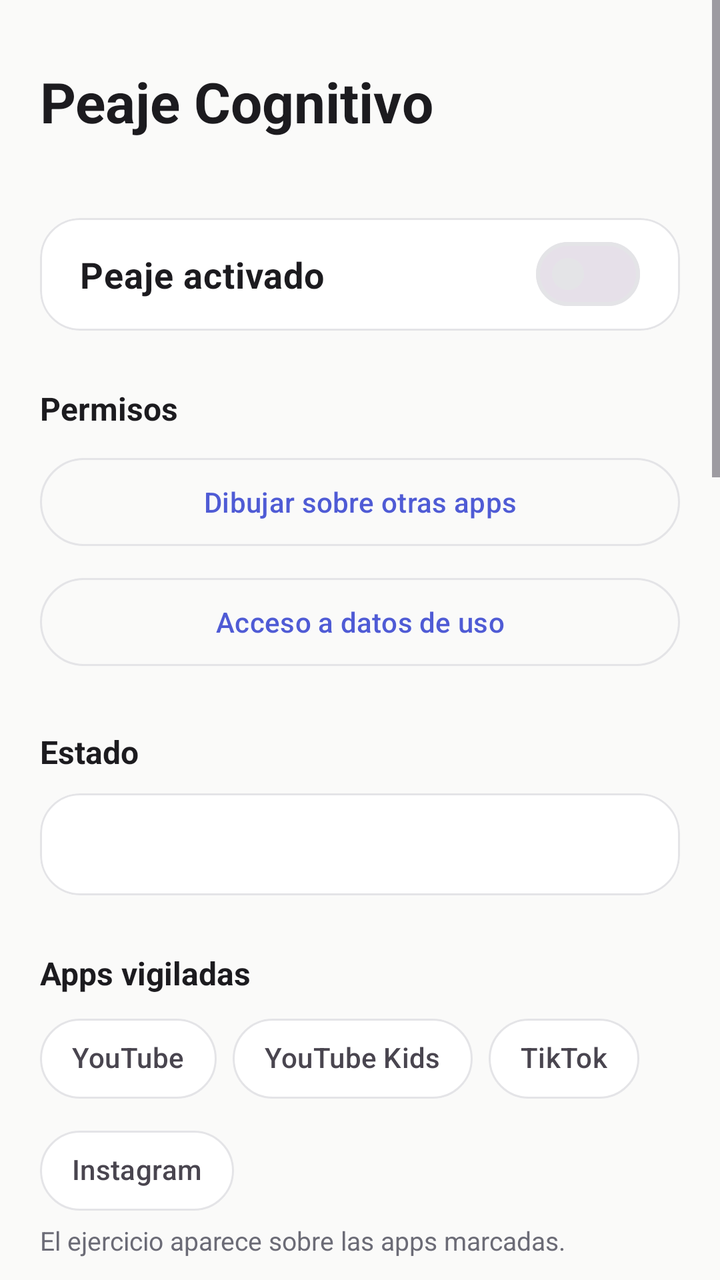
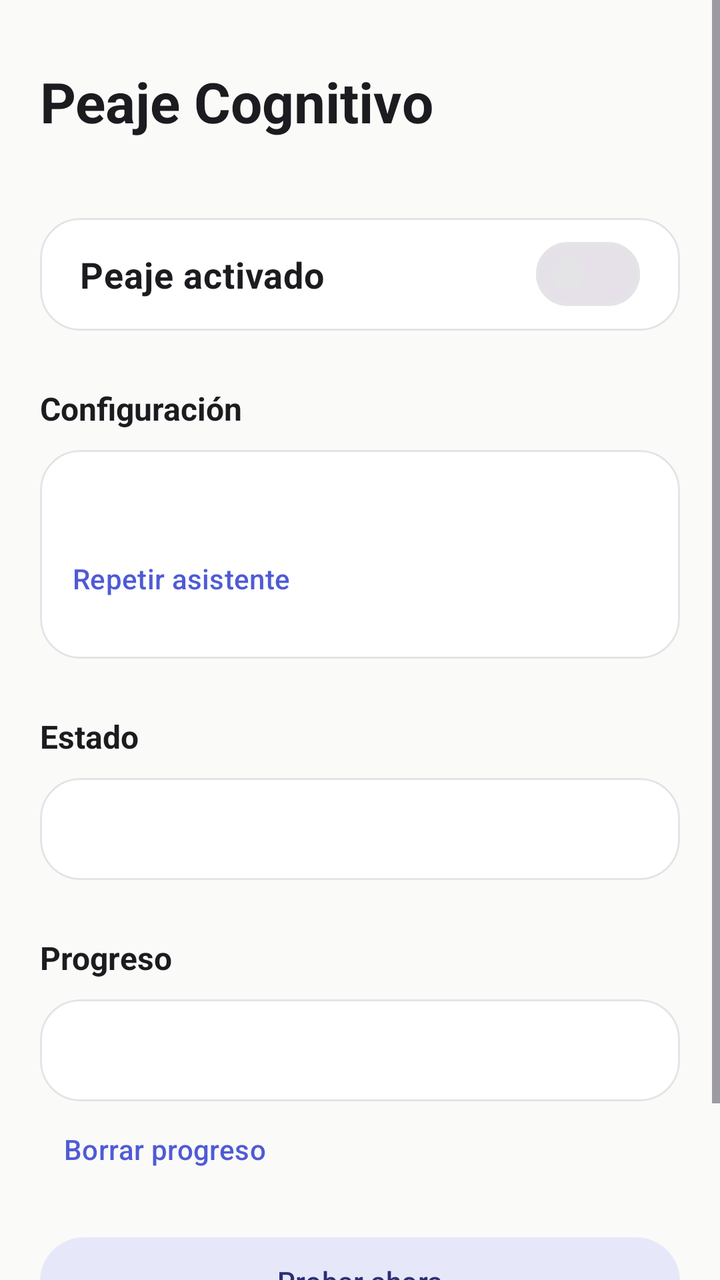

Screens rendered from an Android XML layout before and after an edit, with the pre-edit source and the edit as a unified diff.
<!-- AndroidManifest.xml: application theme Theme.PeajeCognitivo -->
<!-- res/layout/activity_main.xml -->
<?xml version="1.0" encoding="utf-8"?>
<ScrollView xmlns:android="http://schemas.android.com/apk/res/android"
    xmlns:app="http://schemas.android.com/apk/res-auto"
    android:layout_width="match_parent"
    android:layout_height="match_parent"
    android:background="@color/background"
    android:fillViewport="true">

    <LinearLayout
        android:layout_width="match_parent"
        android:layout_height="wrap_content"
        android:orientation="vertical"
        android:padding="20dp">

        
        <TextView
            android:layout_width="wrap_content"
            android:layout_height="wrap_content"
            android:layout_marginTop="12dp"
            android:text="Peaje Cognitivo"
            android:textColor="@color/text_primary"
            android:textSize="28sp"
            android:textStyle="bold" />

        <TextView
            android:id="@+id/tvVersion"
            android:layout_width="wrap_content"
            android:layout_height="wrap_content"
            android:layout_marginTop="2dp"
            android:layout_marginBottom="20dp"
            android:textColor="@color/text_hint"
            android:textSize="13sp" />

        
        <com.google.android.material.card.MaterialCardView
            style="?attr/materialCardViewOutlinedStyle"
            android:layout_width="match_parent"
            android:layout_height="wrap_content"
            app:cardBackgroundColor="@color/surface"
            app:cardCornerRadius="20dp"
            app:cardElevation="0dp"
            app:strokeColor="@color/outline"
            app:strokeWidth="1dp">

            <com.google.android.material.materialswitch.MaterialSwitch
                android:id="@+id/swActivo"
                android:layout_width="match_parent"
                android:layout_height="wrap_content"
                android:paddingHorizontal="20dp"
                android:paddingVertical="16dp"
                android:text="Peaje activado"
                android:textColor="@color/text_primary"
                android:textSize="18sp"
                android:textStyle="bold" />
        </com.google.android.material.card.MaterialCardView>

        
        <TextView
            style="@style/Text.Section"
            android:layout_width="wrap_content"
            android:layout_height="wrap_content"
            android:layout_marginTop="28dp"
            android:text="Permisos" />

        <com.google.android.material.button.MaterialButton
            android:id="@+id/btnEnableOverlay"
            style="@style/Widget.Material3.Button.OutlinedButton"
            android:layout_width="match_parent"
            android:layout_height="wrap_content"
            android:layout_marginTop="10dp"
            android:minHeight="52dp"
            android:text="Dibujar sobre otras apps" />

        <com.google.android.material.button.MaterialButton
            android:id="@+id/btnUsoPermiso"
            style="@style/Widget.Material3.Button.OutlinedButton"
            android:layout_width="match_parent"
            android:layout_height="wrap_content"
            android:layout_marginTop="8dp"
            android:minHeight="52dp"
            android:text="Acceso a datos de uso" />

        
        <TextView
            style="@style/Text.Section"
            android:layout_width="wrap_content"
            android:layout_height="wrap_content"
            android:layout_marginTop="28dp"
            android:text="Estado" />

        <com.google.android.material.card.MaterialCardView
            style="?attr/materialCardViewOutlinedStyle"
            android:layout_width="match_parent"
            android:layout_height="wrap_content"
            android:layout_marginTop="10dp"
            app:cardBackgroundColor="@color/surface"
            app:cardCornerRadius="20dp"
            app:cardElevation="0dp"
            app:strokeColor="@color/outline"
            app:strokeWidth="1dp">

            <TextView
                android:id="@+id/tvEstado"
                android:layout_width="match_parent"
                android:layout_height="wrap_content"
                android:lineSpacingMultiplier="1.25"
                android:padding="16dp"
                android:textColor="@color/text_secondary"
                android:textSize="14sp" />
        </com.google.android.material.card.MaterialCardView>

        
        <TextView
            style="@style/Text.Section"
            android:layout_width="wrap_content"
            android:layout_height="wrap_content"
            android:layout_marginTop="28dp"
            android:text="Apps vigiladas" />

        <com.google.android.material.chip.ChipGroup
            android:layout_width="match_parent"
            android:layout_height="wrap_content"
            android:layout_marginTop="8dp">

            <com.google.android.material.chip.Chip
                android:id="@+id/chAppYoutube"
                android:layout_width="wrap_content"
                android:layout_height="wrap_content"
                android:checkable="true"
                android:text="YouTube" />

            <com.google.android.material.chip.Chip
                android:id="@+id/chAppYoutubeKids"
                android:layout_width="wrap_content"
                android:layout_height="wrap_content"
                android:checkable="true"
                android:text="YouTube Kids" />

            <com.google.android.material.chip.Chip
                android:id="@+id/chAppTiktok"
                android:layout_width="wrap_content"
                android:layout_height="wrap_content"
                android:checkable="true"
                android:text="TikTok" />

            <com.google.android.material.chip.Chip
                android:id="@+id/chAppInstagram"
                android:layout_width="wrap_content"
                android:layout_height="wrap_content"
                android:checkable="true"
                android:text="Instagram" />
        </com.google.android.material.chip.ChipGroup>

        <TextView
            style="@style/Text.Caption"
            android:layout_width="wrap_content"
            android:layout_height="wrap_content"
            android:layout_marginTop="2dp"
            android:text="El ejercicio aparece sobre las apps marcadas." />

        
        <TextView
            style="@style/Text.Section"
            android:layout_width="wrap_content"
            android:layout_height="wrap_content"
            android:layout_marginTop="28dp"
            android:text="Tiempo entre ejercicios" />

        <LinearLayout
            android:layout_width="match_parent"
            android:layout_height="wrap_content"
            android:layout_marginTop="10dp"
            android:orientation="horizontal">

            <com.google.android.material.textfield.TextInputLayout
                style="?attr/textInputOutlinedStyle"
                android:layout_width="0dp"
                android:layout_height="wrap_content"
                android:layout_weight="1"
                android:hint="Min"
                app:boxCornerRadiusBottomEnd="16dp"
                app:boxCornerRadiusBottomStart="16dp"
                app:boxCornerRadiusTopEnd="16dp"
                app:boxCornerRadiusTopStart="16dp">

                <com.google.android.material.textfield.TextInputEditText
                    android:id="@+id/etMinutes"
                    android:layout_width="match_parent"
                    android:layout_height="wrap_content"
                    android:importantForAutofill="no"
                    android:inputType="number"
                    android:maxLength="3" />
            </com.google.android.material.textfield.TextInputLayout>

            <com.google.android.material.textfield.TextInputLayout
                style="?attr/textInputOutlinedStyle"
                android:layout_width="0dp"
                android:layout_height="wrap_content"
                android:layout_marginStart="8dp"
                android:layout_weight="1"
                android:hint="Seg"
                app:boxCornerRadiusBottomEnd="16dp"
                app:boxCornerRadiusBottomStart="16dp"
                app:boxCornerRadiusTopEnd="16dp"
                app:boxCornerRadiusTopStart="16dp">

                <com.google.android.material.textfield.TextInputEditText
                    android:id="@+id/etSeconds"
                    android:layout_width="match_parent"
                    android:layout_height="wrap_content"
                    android:importantForAutofill="no"
                    android:inputType="number"
                    android:maxLength="2" />
            </com.google.android.material.textfield.TextInputLayout>

            <com.google.android.material.textfield.TextInputLayout
                style="?attr/textInputOutlinedStyle"
                android:layout_width="0dp"
                android:layout_height="wrap_content"
                android:layout_marginStart="8dp"
                android:layout_weight="1.4"
                android:hint="Seguidos"
                app:boxCornerRadiusBottomEnd="16dp"
                app:boxCornerRadiusBottomStart="16dp"
                app:boxCornerRadiusTopEnd="16dp"
                app:boxCornerRadiusTopStart="16dp">

                <com.google.android.material.textfield.TextInputEditText
                    android:id="@+id/etSerie"
                    android:layout_width="match_parent"
                    android:layout_height="wrap_content"
                    android:importantForAutofill="no"
                    android:inputType="number"
                    android:maxLength="2" />
            </com.google.android.material.textfield.TextInputLayout>
        </LinearLayout>

        <com.google.android.material.button.MaterialButton
            android:id="@+id/btnSaveInterval"
            android:layout_width="match_parent"
            android:layout_height="wrap_content"
            android:layout_marginTop="4dp"
            android:minHeight="52dp"
            android:text="Guardar" />

        <TextView
            android:id="@+id/tvIntervalCurrent"
            style="@style/Text.Caption"
            android:layout_width="wrap_content"
            android:layout_height="wrap_content"
            android:layout_marginTop="8dp" />

        <com.google.android.material.materialswitch.MaterialSwitch
            android:id="@+id/swSoloReproduciendo"
            android:layout_width="match_parent"
            android:layout_height="wrap_content"
            android:layout_marginTop="8dp"
            android:text="Contar solo mientras suena audio"
            android:textColor="@color/text_primary"
            android:textSize="15sp" />

        
        <TextView
            style="@style/Text.Section"
            android:layout_width="wrap_content"
            android:layout_height="wrap_content"
            android:layout_marginTop="28dp"
            android:text="Tipos de ejercicio" />

        <com.google.android.material.chip.ChipGroup
            android:layout_width="match_parent"
            android:layout_height="wrap_content"
            android:layout_marginTop="8dp">

            <com.google.android.material.chip.Chip
                android:id="@+id/cbSuma"
                android:layout_width="wrap_content"
                android:layout_height="wrap_content"
                android:checkable="true"
                android:text="Sumas" />

            <com.google.android.material.chip.Chip
                android:id="@+id/cbResta"
                android:layout_width="wrap_content"
                android:layout_height="wrap_content"
                android:checkable="true"
                android:text="Restas" />

            <com.google.android.material.chip.Chip
                android:id="@+id/cbContar"
                android:layout_width="wrap_content"
                android:layout_height="wrap_content"
                android:checkable="true"
                android:text="Contar" />
        </com.google.android.material.chip.ChipGroup>

        
        <com.google.android.material.chip.ChipGroup
            android:id="@+id/cgModulos"
            android:layout_width="match_parent"
            android:layout_height="wrap_content" />

        <TextView
            style="@style/Text.Caption"
            android:layout_width="wrap_content"
            android:layout_height="wrap_content"
            android:layout_marginTop="4dp"
            android:text="Si elegís varios, salen mezclados." />

        
        <TextView
            style="@style/Text.Section"
            android:layout_width="wrap_content"
            android:layout_height="wrap_content"
            android:layout_marginTop="28dp"
            android:text="Dificultad" />

        <com.google.android.material.chip.ChipGroup
            android:id="@+id/cgNivel"
            android:layout_width="match_parent"
            android:layout_height="wrap_content"
            android:layout_marginTop="8dp"
            app:selectionRequired="true"
            app:singleSelection="true">

            <com.google.android.material.chip.Chip
                android:id="@+id/chNivel1"
                android:layout_width="wrap_content"
                android:layout_height="wrap_content"
                android:checkable="true"
                android:text="Fácil" />

            <com.google.android.material.chip.Chip
                android:id="@+id/chNivel2"
                android:layout_width="wrap_content"
                android:layout_height="wrap_content"
                android:checkable="true"
                android:text="Medio" />

            <com.google.android.material.chip.Chip
                android:id="@+id/chNivel3"
                android:layout_width="wrap_content"
                android:layout_height="wrap_content"
                android:checkable="true"
                android:text="Difícil" />
        </com.google.android.material.chip.ChipGroup>

        
        <com.google.android.material.chip.Chip
            android:id="@+id/cbVoz"
            android:layout_width="wrap_content"
            android:layout_height="wrap_content"
            android:layout_marginTop="12dp"
            android:checkable="true"
            android:text="Leer en voz alta" />

        
        <TextView
            style="@style/Text.Section"
            android:layout_width="wrap_content"
            android:layout_height="wrap_content"
            android:layout_marginTop="28dp"
            android:text="Progreso" />

        <com.google.android.material.card.MaterialCardView
            style="?attr/materialCardViewOutlinedStyle"
            android:layout_width="match_parent"
            android:layout_height="wrap_content"
            android:layout_marginTop="10dp"
            app:cardBackgroundColor="@color/surface"
            app:cardCornerRadius="20dp"
            app:cardElevation="0dp"
            app:strokeColor="@color/outline"
            app:strokeWidth="1dp">

            <TextView
                android:id="@+id/tvHistorial"
                android:layout_width="match_parent"
                android:layout_height="wrap_content"
                android:lineSpacingMultiplier="1.25"
                android:padding="16dp"
                android:textColor="@color/text_secondary"
                android:textSize="14sp" />
        </com.google.android.material.card.MaterialCardView>

        <com.google.android.material.button.MaterialButton
            android:id="@+id/btnBorrarHistorial"
            style="@style/Widget.Material3.Button.TextButton"
            android:layout_width="wrap_content"
            android:layout_height="wrap_content"
            android:text="Borrar progreso" />

        
        <com.google.android.material.button.MaterialButton
            android:id="@+id/btnPin"
            style="@style/Widget.Material3.Button.OutlinedButton"
            android:layout_width="match_parent"
            android:layout_height="wrap_content"
            android:layout_marginTop="24dp"
            android:minHeight="52dp"
            android:text="Cambiar PIN de padres" />

        <com.google.android.material.button.MaterialButton
            android:id="@+id/btnModulos"
            style="@style/Widget.Material3.Button.OutlinedButton"
            android:layout_width="match_parent"
            android:layout_height="wrap_content"
            android:layout_marginTop="8dp"
            android:minHeight="52dp"
            android:text="Importar módulos" />

        <com.google.android.material.button.MaterialButton
            android:id="@+id/btnTestOverlay"
            style="@style/Widget.Material3.Button.TonalButton"
            android:layout_width="match_parent"
            android:layout_height="wrap_content"
            android:layout_marginTop="8dp"
            android:minHeight="52dp"
            android:text="Probar ahora" />

        <com.google.android.material.button.MaterialButton
            android:id="@+id/btnVerRegistro"
            style="@style/Widget.Material3.Button.TextButton"
            android:layout_width="wrap_content"
            android:layout_height="wrap_content"
            android:text="Ver registro (diagnóstico)" />

        <TextView
            style="@style/Text.Caption"
            android:layout_width="match_parent"
            android:layout_height="wrap_content"
            android:layout_marginTop="20dp"
            android:layout_marginBottom="16dp"
            android:lineSpacingMultiplier="1.3"
            android:text="1. Dar los dos permisos\n2. Elegir tiempo y tipos de ejercicio\n3. Abrir YouTube: el ejercicio aparece pasado el tiempo elegido" />

    </LinearLayout>
</ScrollView>
<!-- resources referenced by this layout -->
<resources>
  <color name="background">#FFFAFAF9</color>
  <color name="outline">#FFE4E4E7</color>
  <color name="surface">#FFFFFFFF</color>
  <color name="text_hint">#FF9A9AA5</color>
  <color name="text_primary">#FF1C1B1F</color>
  <color name="text_secondary">#FF6B6B76</color>
  <style name="Text.Caption" parent="">
          <item name="android:textColor">@color/text_secondary</item>
          <item name="android:textSize">13sp</item>
      </style>
  <style name="Text.Section" parent="">
          <item name="android:textColor">@color/text_primary</item>
          <item name="android:textSize">16sp</item>
          <item name="android:textStyle">bold</item>
      </style>
  <style name="Theme.PeajeCognitivo" parent="Theme.Material3.Light.NoActionBar">
          <item name="colorPrimary">@color/accent</item>
          <item name="colorOnPrimary">@color/white</item>
          <item name="colorPrimaryContainer">@color/accent_container</item>
          <item name="colorOnPrimaryContainer">@color/accent_on_container</item>
          <item name="colorSecondaryContainer">@color/accent_container</item>
          <item name="colorOnSecondaryContainer">@color/accent_on_container</item>
          <item name="colorSurface">@color/surface</item>
          <item name="colorOutline">@color/outline</item>
          <item name="android:colorBackground">@color/background</item>
          <item name="android:statusBarColor">@color/background</item>
          <item name="android:navigationBarColor">@color/background</item>
          <item name="android:windowLightStatusBar">true</item>
          <item name="chipStyle">@style/Widget.Peaje.Chip</item>
      </style>
  <color name="accent">#FF4F5BD5</color>
  <color name="white">#FFFFFFFF</color>
  <color name="accent_container">#FFE6E8FA</color>
  <color name="accent_on_container">#FF2A2F73</color>
  <style name="Widget.Peaje.Chip" parent="Widget.Material3.Chip.Filter">
          <item name="shapeAppearanceOverlay">@style/ShapeAppearance.Peaje.Pill</item>
          <item name="chipMinHeight">40dp</item>
          <item name="chipStrokeColor">@color/outline</item>
          <item name="closeIcon">@drawable/ic_close</item>
      </style>
  <style name="ShapeAppearance.Peaje.Pill" parent="">
          <item name="cornerFamily">rounded</item>
          <item name="cornerSize">50%</item>
      </style>
  <!-- drawable ic_close (drawable) -->
  <vector xmlns:android="http://schemas.android.com/apk/res/android"
      android:width="18dp"
      android:height="18dp"
      android:viewportWidth="24"
      android:viewportHeight="24">
      <path
          android:fillColor="#FF6B6B76"
          android:pathData="M19,6.41L17.59,5 12,10.59 6.41,5 5,6.41 10.59,12 5,17.59 6.41,19 12,13.41 17.59,19 19,17.59 13.41,12z" />
  </vector>
</resources>

<!-- the commit's change to res/layout/activity_main.xml (unified diff, before → after) -->
@@ -60,33 +60,7 @@
             android:layout_width="wrap_content"
             android:layout_height="wrap_content"
             android:layout_marginTop="28dp"
-            android:text="Permisos" />
-
-        <com.google.android.material.button.MaterialButton
-            android:id="@+id/btnEnableOverlay"
-            style="@style/Widget.Material3.Button.OutlinedButton"
-            android:layout_width="match_parent"
-            android:layout_height="wrap_content"
-            android:layout_marginTop="10dp"
-            android:minHeight="52dp"
-            android:text="Dibujar sobre otras apps" />
-
-        <com.google.android.material.button.MaterialButton
-            android:id="@+id/btnUsoPermiso"
-            style="@style/Widget.Material3.Button.OutlinedButton"
-            android:layout_width="match_parent"
-            android:layout_height="wrap_content"
-            android:layout_marginTop="8dp"
-            android:minHeight="52dp"
-            android:text="Acceso a datos de uso" />
-
-        
-        <TextView
-            style="@style/Text.Section"
-            android:layout_width="wrap_content"
-            android:layout_height="wrap_content"
-            android:layout_marginTop="28dp"
-            android:text="Estado" />
+            android:text="Configuración" />
 
         <com.google.android.material.card.MaterialCardView
             style="?attr/materialCardViewOutlinedStyle"
@@ -99,6 +73,50 @@
             app:strokeColor="@color/outline"
             app:strokeWidth="1dp">
 
+            <LinearLayout
+                android:layout_width="match_parent"
+                android:layout_height="wrap_content"
+                android:orientation="vertical"
+                android:padding="16dp">
+
+                <TextView
+                    android:id="@+id/tvResumen"
+                    android:layout_width="match_parent"
+                    android:layout_height="wrap_content"
+                    android:lineSpacingMultiplier="1.3"
+                    android:textColor="@color/text_primary"
+                    android:textSize="15sp" />
+
+                <com.google.android.material.button.MaterialButton
+                    android:id="@+id/btnAsistente"
+                    style="@style/Widget.Material3.Button.TextButton"
+                    android:layout_width="wrap_content"
+                    android:layout_height="wrap_content"
+                    android:layout_marginStart="-12dp"
+                    android:layout_marginTop="4dp"
+                    android:text="Repetir asistente" />
+            </LinearLayout>
+        </com.google.android.material.card.MaterialCardView>
+
+        
+        <TextView
+            style="@style/Text.Section"
+            android:layout_width="wrap_content"
+            android:layout_height="wrap_content"
+            android:layout_marginTop="28dp"
+            android:text="Estado" />
+
+        <com.google.android.material.card.MaterialCardView
+            style="?attr/materialCardViewOutlinedStyle"
+            android:layout_width="match_parent"
+            android:layout_height="wrap_content"
+            android:layout_marginTop="10dp"
+            app:cardBackgroundColor="@color/surface"
+            app:cardCornerRadius="20dp"
+            app:cardElevation="0dp"
+            app:strokeColor="@color/outline"
+            app:strokeWidth="1dp">
+
             <TextView
                 android:id="@+id/tvEstado"
                 android:layout_width="match_parent"
@@ -108,6 +126,92 @@
                 android:textColor="@color/text_secondary"
                 android:textSize="14sp" />
         </com.google.android.material.card.MaterialCardView>
+
+        
+        <TextView
+            style="@style/Text.Section"
+            android:layout_width="wrap_content"
+            android:layout_height="wrap_content"
+            android:layout_marginTop="28dp"
+            android:text="Progreso" />
+
+        <com.google.android.material.card.MaterialCardView
+            style="?attr/materialCardViewOutlinedStyle"
+            android:layout_width="match_parent"
+            android:layout_height="wrap_content"
+            android:layout_marginTop="10dp"
+            app:cardBackgroundColor="@color/surface"
+            app:cardCornerRadius="20dp"
+            app:cardElevation="0dp"
+            app:strokeColor="@color/outline"
+            app:strokeWidth="1dp">
+
+            <TextView
+                android:id="@+id/tvHistorial"
+                android:layout_width="match_parent"
+                android:layout_height="wrap_content"
+                android:lineSpacingMultiplier="1.25"
+                android:padding="16dp"
+                android:textColor="@color/text_secondary"
+                android:textSize="14sp" />
+        </com.google.android.material.card.MaterialCardView>
+
+        <com.google.android.material.button.MaterialButton
+            android:id="@+id/btnBorrarHistorial"
+            style="@style/Widget.Material3.Button.TextButton"
+            android:layout_width="wrap_content"
+            android:layout_height="wrap_content"
+            android:text="Borrar progreso" />
+
+        <com.google.android.material.button.MaterialButton
+            android:id="@+id/btnTestOverlay"
+            style="@style/Widget.Material3.Button.TonalButton"
+            android:layout_width="match_parent"
+            android:layout_height="wrap_content"
+            android:layout_marginTop="16dp"
+            android:minHeight="52dp"
+            android:text="Probar ahora" />
+
+        <com.google.android.material.button.MaterialButton
+            android:id="@+id/btnMasAjustes"
+            style="@style/Widget.Material3.Button.TextButton"
+            android:layout_width="match_parent"
+            android:layout_height="wrap_content"
+            android:layout_marginTop="8dp"
+            android:text="Más ajustes" />
+
+        <LinearLayout
+            android:id="@+id/llAvanzado"
+            android:layout_width="match_parent"
+            android:layout_height="wrap_content"
+            android:orientation="vertical"
+            android:visibility="gone">
+
+        
+        <TextView
+            style="@style/Text.Section"
+            android:layout_width="wrap_content"
+            android:layout_height="wrap_content"
+            android:layout_marginTop="28dp"
+            android:text="Permisos" />
+
+        <com.google.android.material.button.MaterialButton
+            android:id="@+id/btnEnableOverlay"
+            style="@style/Widget.Material3.Button.OutlinedButton"
+            android:layout_width="match_parent"
+            android:layout_height="wrap_content"
+            android:layout_marginTop="10dp"
+            android:minHeight="52dp"
+            android:text="Dibujar sobre otras apps" />
+
+        <com.google.android.material.button.MaterialButton
+            android:id="@+id/btnUsoPermiso"
+            style="@style/Widget.Material3.Button.OutlinedButton"
+            android:layout_width="match_parent"
+            android:layout_height="wrap_content"
+            android:layout_marginTop="8dp"
+            android:minHeight="52dp"
+            android:text="Acceso a datos de uso" />
 
         
         <TextView
@@ -355,42 +459,6 @@
             android:text="Leer en voz alta" />
 
         
-        <TextView
-            style="@style/Text.Section"
-            android:layout_width="wrap_content"
-            android:layout_height="wrap_content"
-            android:layout_marginTop="28dp"
-            android:text="Progreso" />
-
-        <com.google.android.material.card.MaterialCardView
-            style="?attr/materialCardViewOutlinedStyle"
-            android:layout_width="match_parent"
-            android:layout_height="wrap_content"
-            android:layout_marginTop="10dp"
-            app:cardBackgroundColor="@color/surface"
-            app:cardCornerRadius="20dp"
-            app:cardElevation="0dp"
-            app:strokeColor="@color/outline"
-            app:strokeWidth="1dp">
-
-            <TextView
-                android:id="@+id/tvHistorial"
-                android:layout_width="match_parent"
-                android:layout_height="wrap_content"
-                android:lineSpacingMultiplier="1.25"
-                android:padding="16dp"
-                android:textColor="@color/text_secondary"
-                android:textSize="14sp" />
-        </com.google.android.material.card.MaterialCardView>
-
-        <com.google.android.material.button.MaterialButton
-            android:id="@+id/btnBorrarHistorial"
-            style="@style/Widget.Material3.Button.TextButton"
-            android:layout_width="wrap_content"
-            android:layout_height="wrap_content"
-            android:text="Borrar progreso" />
-
-        
         <com.google.android.material.button.MaterialButton
             android:id="@+id/btnPin"
             style="@style/Widget.Material3.Button.OutlinedButton"
@@ -408,15 +476,6 @@
             android:layout_marginTop="8dp"
             android:minHeight="52dp"
             android:text="Importar módulos" />
-
-        <com.google.android.material.button.MaterialButton
-            android:id="@+id/btnTestOverlay"
-            style="@style/Widget.Material3.Button.TonalButton"
-            android:layout_width="match_parent"
-            android:layout_height="wrap_content"
-            android:layout_marginTop="8dp"
-            android:minHeight="52dp"
-            android:text="Probar ahora" />
 
         <com.google.android.material.button.MaterialButton
             android:id="@+id/btnVerRegistro"
@@ -434,5 +493,7 @@
             android:lineSpacingMultiplier="1.3"
             android:text="1. Dar los dos permisos\n2. Elegir tiempo y tipos de ejercicio\n3. Abrir YouTube: el ejercicio aparece pasado el tiempo elegido" />
 
+        </LinearLayout>
+
     </LinearLayout>
 </ScrollView>
